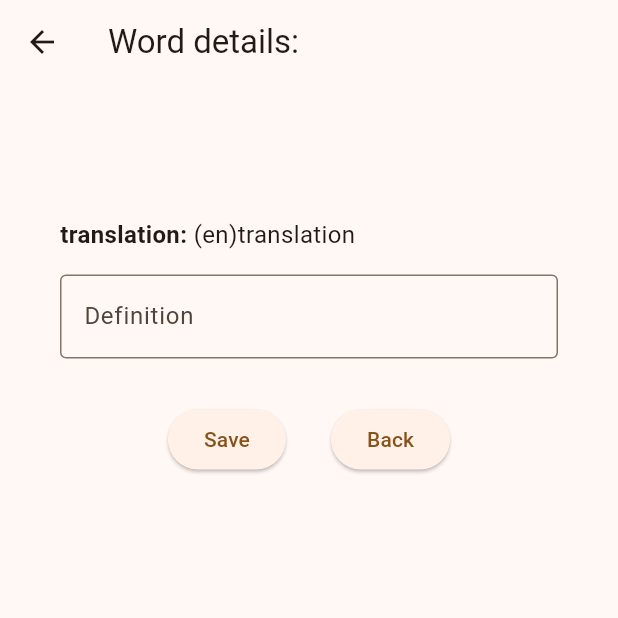
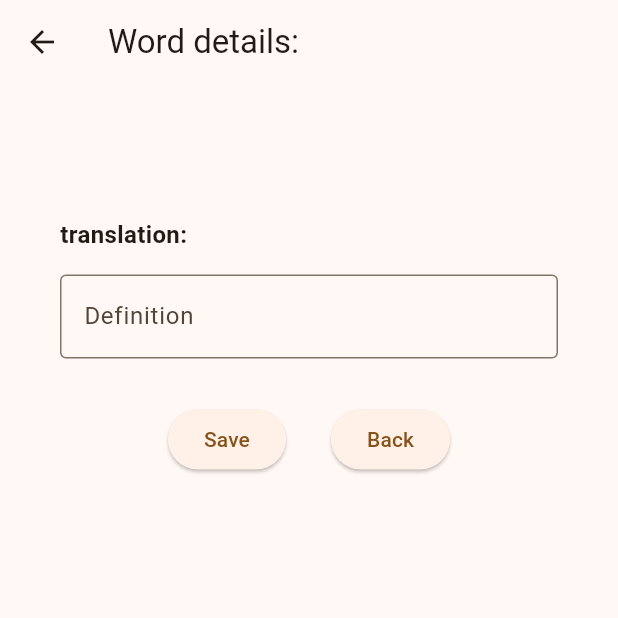
Before and after one commit to GlebKarpenko/KP_Karpenko, a Flutter app: the WordPage screen opened directly with empty values, on a phone screen of 412 x 824 dp, the top half of it. Run offline on Flutter 3.47's test engine with Material 3 defaults, Android fonts, the phone set to English and light mode, and no system bars; our stand-ins replace shared_preferences, sqflite, sqflite_common_ffi; missing offline and left inert: word_generator; accounts and stored records are empty.

Commit message:
add word translation to word card

```diff
--- a/wordum/lib/views/settings_page.dart
+++ b/wordum/lib/views/settings_page.dart
@@ -93,7 +93,7 @@ class _SettingsPageState extends State<SettingsPage> {
             padding: const EdgeInsets.all(20),
             decoration: BoxDecoration(
               borderRadius: BorderRadius.circular(30),
-              color: Colors.grey.shade300,
+              color: Colors.grey.shade400,
             ),
             child: Wrap(
               spacing: 8.0,
--- a/wordum/lib/views/widgets/word_card.dart
+++ b/wordum/lib/views/widgets/word_card.dart
@@ -51,6 +51,7 @@ class WordCard extends StatelessWidget {
                   onPressed: () {
                     Navigator.of(context).push(MaterialPageRoute(builder: (context) => WordPage(
                       dictionaryWord: displayedWord,
+                      translation: '($translationLanguageCode) $translation',
                     )));
                   },
                   child: const Text('More'),
--- a/wordum/lib/views/word_page.dart
+++ b/wordum/lib/views/word_page.dart
@@ -8,6 +8,7 @@ import 'package:wordum/models/dictionary_word.dart';
 // TODO: implement inferface with Dictionary model.
 class WordPage extends StatelessWidget {
   final DictionaryWord dictionaryWord;
+  final String translation;
 
   final TextStyle headerStyle = const TextStyle(fontWeight: FontWeight.bold, fontSize: 20.0);
   final TextStyle labelStyle = const TextStyle(fontWeight: FontWeight.bold, fontSize: 16.0);
@@ -15,7 +16,8 @@ class WordPage extends StatelessWidget {
 
   const WordPage({
       super.key,
-      required this.dictionaryWord
+      required this.dictionaryWord,
+      required this.translation,
     });
 
   @override
@@ -40,7 +42,7 @@ class WordPage extends StatelessWidget {
                     mainAxisSize: MainAxisSize.min,
                     children: [
                       Text('translation: ', style: labelStyle),
-                      Text('(en)translation ', style: bodyStyle),
+                      Text(translation, style: bodyStyle),
                     ],
                   ),
                   const SizedBox(height: 15),
```
